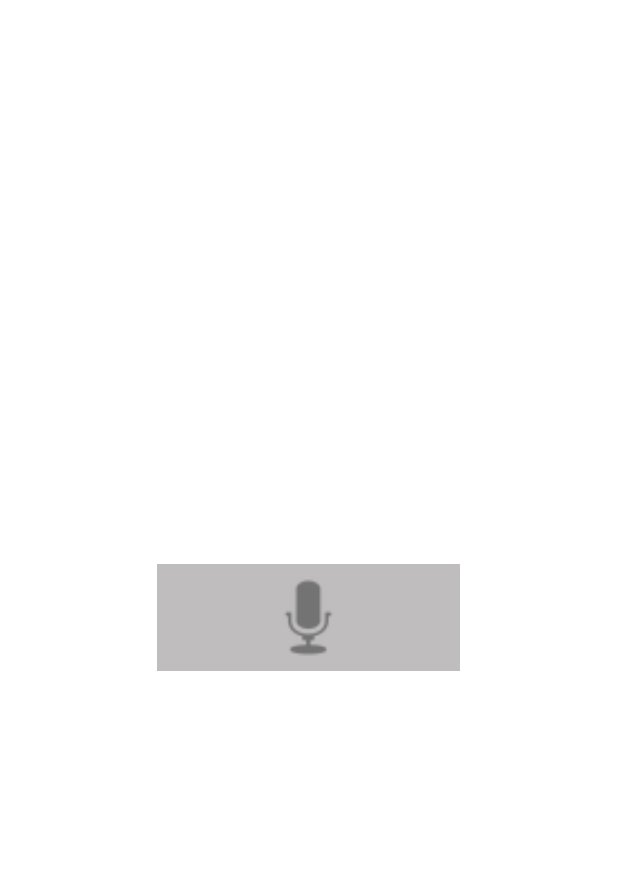
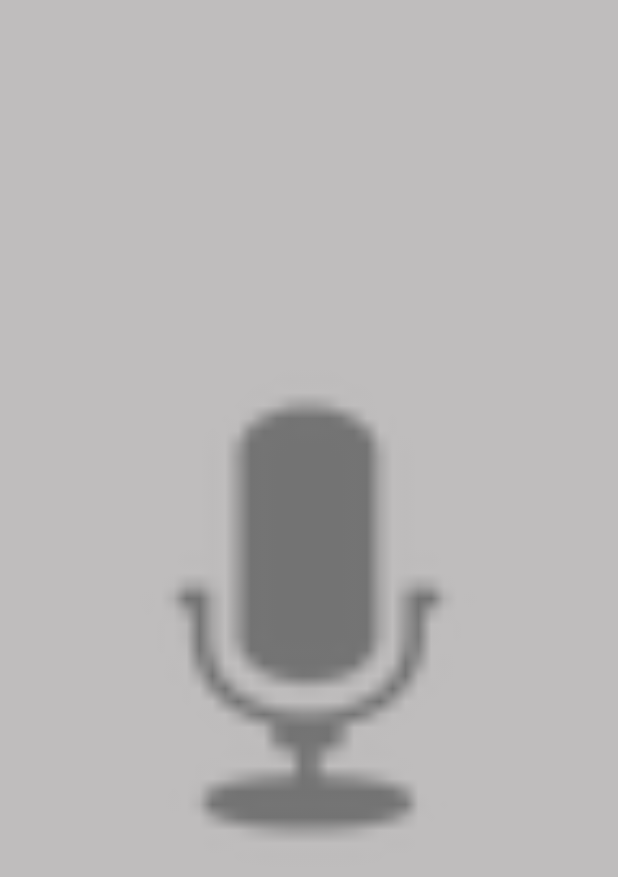
Before and after one commit to s20020/visionTest, an Android app: the layout fragment_speech.xml on its own in the app's theme, with its tools: preview values and no code run, on a phone screen of 412 x 824 dp. Shown: the top 877 px of the screen. Run offline under Robolectric (Android 15) with nearby library versions, the phone set to English and light mode, and no system bars.

```diff
--- a/app/src/main/res/layout/fragment_en_text.xml
+++ b/app/src/main/res/layout/fragment_en_text.xml
@@ -8,7 +8,7 @@
     <TextView
         android:id="@+id/textView"
         android:layout_width="match_parent"
-        android:layout_height="241dp"
+        android:layout_height="match_parent"
         android:layout_gravity="center"
         android:background="#FFFFFF"
         android:gravity="center"
--- a/app/src/main/res/layout/fragment_ja_text.xml
+++ b/app/src/main/res/layout/fragment_ja_text.xml
@@ -8,8 +8,8 @@
 
     <TextView
         android:id="@+id/textView2"
-        android:layout_width="411dp"
-        android:layout_height="268dp"
+        android:layout_width="match_parent"
+        android:layout_height="match_parent"
         android:layout_gravity="center"
         android:gravity="center"
         android:text="TextView"
--- a/app/src/main/res/layout/fragment_speech.xml
+++ b/app/src/main/res/layout/fragment_speech.xml
@@ -8,8 +8,8 @@
 
     <ImageView
         android:id="@+id/imageView"
-        android:layout_width="202dp"
-        android:layout_height="71dp"
+        android:layout_width="match_parent"
+        android:layout_height="match_parent"
         android:layout_gravity="center"
         android:background="#BFBDBD"
         android:src="@android:drawable/ic_btn_speak_now" />
```
Also changed, not shown: app/src/main/java/jp/ac/it_college/std/s20020/visiontest/JaText.kt (+18 -2 lines), app/src/main/java/jp/ac/it_college/std/s20020/visiontest/StudyEnglish.kt (+20 -10 lines).
